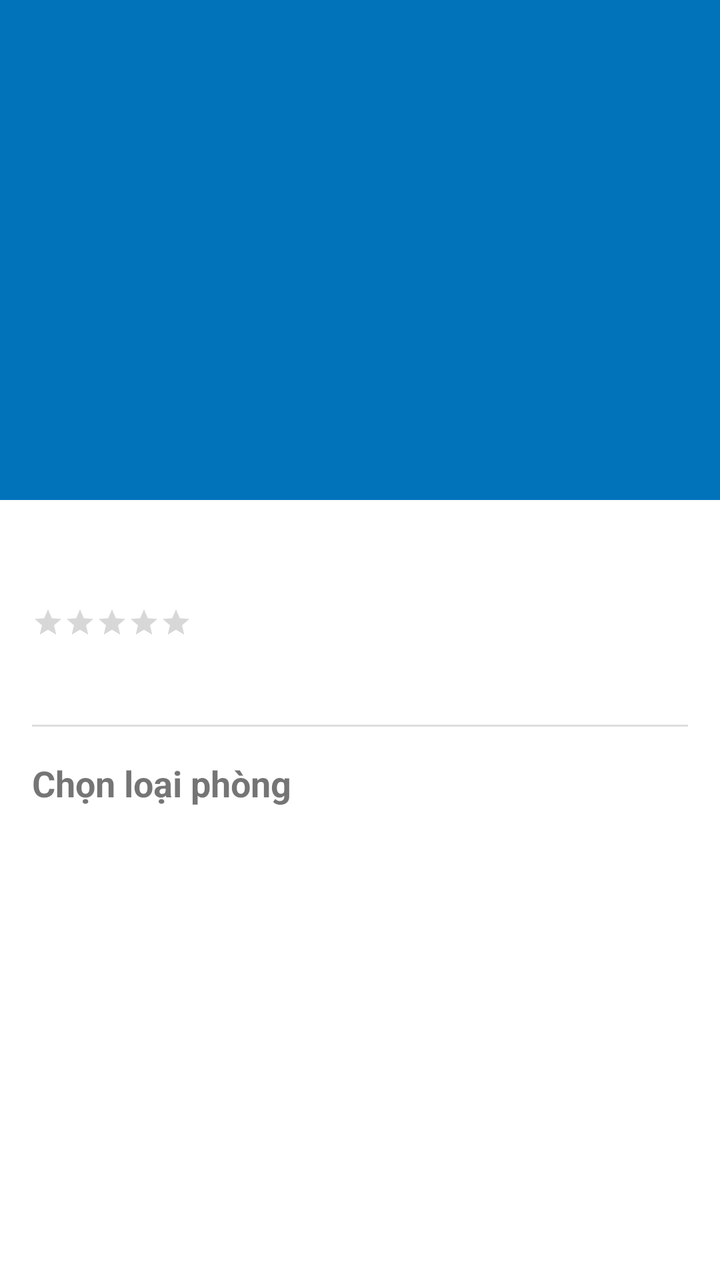
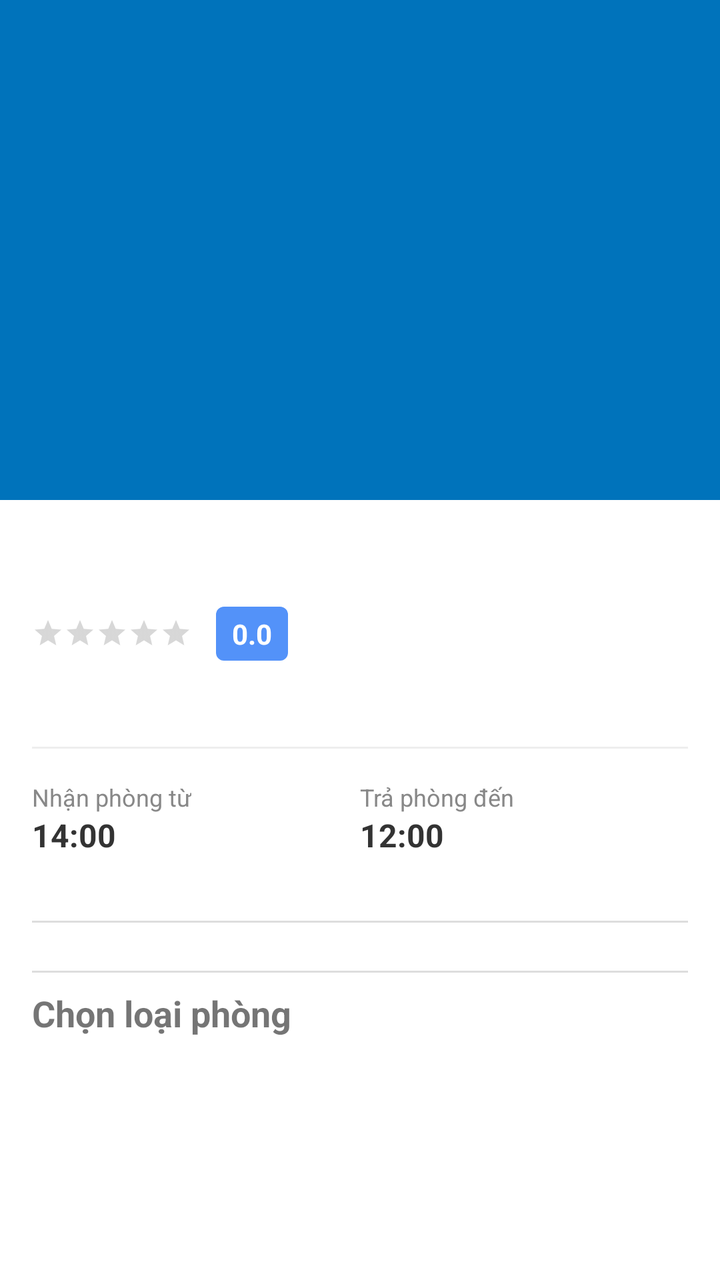

Screens rendered from an Android XML layout before and after an edit, with the pre-edit source and the edit as a unified diff.
<!-- AndroidManifest.xml: application theme Theme.AndroidApp -->
<!-- res/layout/activity_detail.xml -->
<?xml version="1.0" encoding="utf-8"?>
<androidx.coordinatorlayout.widget.CoordinatorLayout
    xmlns:android="http://schemas.android.com/apk/res/android"
    xmlns:app="http://schemas.android.com/apk/res-auto"
    android:layout_width="match_parent"
    android:layout_height="match_parent">

    <com.google.android.material.appbar.AppBarLayout
        android:layout_width="match_parent"
        android:layout_height="250dp"
        android:theme="@style/ThemeOverlay.AppCompat.Dark.ActionBar">

        <com.google.android.material.appbar.CollapsingToolbarLayout
            android:id="@+id/collapsing_toolbar"
            android:layout_width="match_parent"
            android:layout_height="match_parent"
            app:contentScrim="?attr/colorPrimary"
            app:layout_scrollFlags="scroll|exitUntilCollapsed">

            <ImageView
                android:id="@+id/imgHotelDetail"
                android:layout_width="match_parent"
                android:layout_height="match_parent"
                android:scaleType="centerCrop"
                app:layout_collapseMode="parallax" />

            <androidx.appcompat.widget.Toolbar
                android:id="@+id/toolbar"
                android:layout_width="match_parent"
                android:layout_height="?attr/actionBarSize"
                app:layout_collapseMode="pin" />

        </com.google.android.material.appbar.CollapsingToolbarLayout>
    </com.google.android.material.appbar.AppBarLayout>

    <androidx.core.widget.NestedScrollView
        android:layout_width="match_parent"
        android:layout_height="match_parent"
        app:layout_behavior="@string/appbar_scrolling_view_behavior">

        <LinearLayout
            android:layout_width="match_parent"
            android:layout_height="wrap_content"
            android:orientation="vertical"
            android:padding="16dp">

            <TextView
                android:id="@+id/tvDetailName"
                android:layout_width="match_parent"
                android:layout_height="wrap_content"
                android:textSize="22sp"
                android:textStyle="bold"
                android:textColor="@android:color/black"/>

            <RatingBar
                android:id="@+id/detailRatingBar"
                style="?android:attr/ratingBarStyleSmall"
                android:layout_width="wrap_content"
                android:layout_height="wrap_content"
                android:layout_marginTop="8dp"/>

            <TextView
                android:id="@+id/tvDetailAddress"
                android:layout_width="match_parent"
                android:layout_height="wrap_content"
                android:layout_marginTop="8dp"
                android:alpha="0.7"/>

            <View
                android:layout_width="match_parent"
                android:layout_height="1dp"
                android:background="#DDDDDD"
                android:layout_marginVertical="16dp"/>

            <TextView
                android:layout_width="match_parent"
                android:layout_height="wrap_content"
                android:text="Chọn loại phòng"
                android:textSize="18sp"
                android:textStyle="bold"
                android:layout_marginBottom="8dp"/>

            <androidx.recyclerview.widget.RecyclerView
                android:id="@+id/rvRooms"
                android:layout_width="match_parent"
                android:layout_height="wrap_content"
                android:nestedScrollingEnabled="false"/>

        </LinearLayout>
    </androidx.core.widget.NestedScrollView>
</androidx.coordinatorlayout.widget.CoordinatorLayout>
<!-- resources referenced by this layout -->
<resources>
  <style name="Theme.AndroidApp" parent="Theme.MaterialComponents.Light.NoActionBar">
          <item name="colorPrimary">#0073BB</item>
          <item name="colorPrimaryVariant">#005A9E</item>
          <item name="colorOnPrimary">@android:color/white</item>
          <item name="android:statusBarColor">#0073BB</item>
      </style>
</resources>

<!-- the commit's change to res/layout/activity_detail.xml (unified diff, before → after) -->
@@ -52,12 +52,35 @@
                 android:textStyle="bold"
                 android:textColor="@android:color/black"/>
 
-            <RatingBar
-                android:id="@+id/detailRatingBar"
-                style="?android:attr/ratingBarStyleSmall"
+            <LinearLayout
                 android:layout_width="wrap_content"
                 android:layout_height="wrap_content"
-                android:layout_marginTop="8dp"/>
+                android:orientation="horizontal"
+                android:gravity="center_vertical"
+                android:layout_marginTop="8dp">
+
+                <RatingBar
+                    android:id="@+id/detailRatingBar"
+                    style="?android:attr/ratingBarStyleSmall"
+                    android:layout_width="wrap_content"
+                    android:layout_height="wrap_content"
+                    android:numStars="5"
+                    android:rating="0"
+                    android:isIndicator="true"/>
+
+                <TextView
+                    android:id="@+id/tvDetailScore"
+                    android:layout_width="wrap_content"
+                    android:layout_height="wrap_content"
+                    android:layout_marginStart="12dp"
+                    android:background="@drawable/bg_review_score"
+                    android:paddingHorizontal="8dp"
+                    android:paddingVertical="4dp"
+                    android:textColor="@android:color/white"
+                    android:textStyle="bold"
+                    android:textSize="14sp"
+                    android:text="0.0"/>
+            </LinearLayout>
 
             <TextView
                 android:id="@+id/tvDetailAddress"
@@ -69,8 +92,185 @@
             <View
                 android:layout_width="match_parent"
                 android:layout_height="1dp"
-                android:background="#DDDDDD"
+                android:background="#EEEEEE"
                 android:layout_marginVertical="16dp"/>
+
+            
+            <LinearLayout
+                android:layout_width="match_parent"
+                android:layout_height="wrap_content"
+                android:orientation="horizontal"
+                android:layout_marginBottom="16dp">
+
+                <LinearLayout
+                    android:layout_width="0dp"
+                    android:layout_height="wrap_content"
+                    android:layout_weight="1"
+                    android:orientation="vertical">
+                    <TextView
+                        android:layout_width="wrap_content"
+                        android:layout_height="wrap_content"
+                        android:text="Nhận phòng từ"
+                        android:textSize="12sp"
+                        android:textColor="#888888" />
+                    <TextView
+                        android:id="@+id/tvCheckInTime"
+                        android:layout_width="wrap_content"
+                        android:layout_height="wrap_content"
+                        android:text="14:00"
+                        android:textSize="16sp"
+                        android:textStyle="bold"
+                        android:textColor="#333333" />
+                </LinearLayout>
+
+                <LinearLayout
+                    android:layout_width="0dp"
+                    android:layout_height="wrap_content"
+                    android:layout_weight="1"
+                    android:orientation="vertical">
+                    <TextView
+                        android:layout_width="wrap_content"
+                        android:layout_height="wrap_content"
+                        android:text="Trả phòng đến"
+                        android:textSize="12sp"
+                        android:textColor="#888888" />
+                    <TextView
+                        android:id="@+id/tvCheckOutTime"
+                        android:layout_width="wrap_content"
+                        android:layout_height="wrap_content"
+                        android:text="12:00"
+                        android:textSize="16sp"
+                        android:textStyle="bold"
+                        android:textColor="#333333" />
+                </LinearLayout>
+            </LinearLayout>
+
+            <TextView
+                android:id="@+id/tvDetailDescription"
+                android:layout_width="match_parent"
+                android:layout_height="wrap_content"
+                android:layout_marginTop="8dp"
+                android:visibility="gone"
+                android:lineSpacingExtra="4dp" />
+
+            <View
+                android:layout_width="match_parent"
+                android:layout_height="1dp"
+                android:background="#DDDDDD"
+                android:layout_marginVertical="16dp"/>
+
+            
+            <TextView
+                android:id="@+id/tvDemographicsTitle"
+                android:layout_width="match_parent"
+                android:layout_height="wrap_content"
+                android:text="Khách hàng nói gì?"
+                android:textSize="18sp"
+                android:textStyle="bold"
+                android:visibility="gone"/>
+
+            <HorizontalScrollView
+                android:id="@+id/hsvDemographics"
+                android:layout_width="match_parent"
+                android:layout_height="wrap_content"
+                android:scrollbars="none"
+                android:layout_marginTop="12dp"
+                android:layout_marginBottom="16dp"
+                android:visibility="gone">
+                
+                <LinearLayout
+                    android:id="@+id/layoutDemographics"
+                    android:layout_width="wrap_content"
+                    android:layout_height="wrap_content"
+                    android:orientation="horizontal"/>
+            </HorizontalScrollView>
+
+            <View
+                android:id="@+id/dividerDemographics"
+                android:layout_width="match_parent"
+                android:layout_height="1dp"
+                android:background="#DDDDDD"
+                android:layout_marginVertical="8dp"
+                android:visibility="gone"/>
+
+            
+            <TextView
+                android:id="@+id/tvReviewSnippetsTitle"
+                android:layout_width="match_parent"
+                android:layout_height="wrap_content"
+                android:text="Đánh giá nổi bật"
+                android:textSize="18sp"
+                android:textStyle="bold"
+                android:visibility="gone"/>
+
+            <LinearLayout
+                android:id="@+id/layoutReviewSnippets"
+                android:layout_width="match_parent"
+                android:layout_height="wrap_content"
+                android:orientation="vertical"
+                android:layout_marginTop="8dp"
+                android:layout_marginBottom="16dp"
+                android:visibility="gone"/>
+
+            <View
+                android:id="@+id/dividerReviews"
+                android:layout_width="match_parent"
+                android:layout_height="1dp"
+                android:background="#DDDDDD"
+                android:layout_marginVertical="8dp"
+                android:visibility="gone"/>
+
+            
+            <TextView
+                android:id="@+id/tvFeaturesTitle"
+                android:layout_width="match_parent"
+                android:layout_height="wrap_content"
+                android:text="Tiện nghi khách sạn"
+                android:textSize="18sp"
+                android:textStyle="bold"
+                android:visibility="gone"/>
+
+            <LinearLayout
+                android:id="@+id/layoutFeatureGroups"
+                android:layout_width="match_parent"
+                android:layout_height="wrap_content"
+                android:orientation="vertical"
+                android:layout_marginTop="8dp"
+                android:layout_marginBottom="16dp"
+                android:visibility="gone"/>
+
+            <View
+                android:id="@+id/dividerFeatures"
+                android:layout_width="match_parent"
+                android:layout_height="1dp"
+                android:background="#DDDDDD"
+                android:layout_marginVertical="8dp"
+                android:visibility="gone"/>
+
+            
+            <TextView
+                android:id="@+id/tvNearbyTitle"
+                android:layout_width="match_parent"
+                android:layout_height="wrap_content"
+                android:text="Khu vực lân cận"
+                android:textSize="18sp"
+                android:textStyle="bold"
+                android:visibility="gone"/>
+
+            <LinearLayout
+                android:id="@+id/layoutNearbyPlaces"
+                android:layout_width="match_parent"
+                android:layout_height="wrap_content"
+                android:orientation="vertical"
+                android:layout_marginTop="8dp"
+                android:layout_marginBottom="16dp"
+                android:visibility="gone"/>
+
+            <View
+                android:layout_width="match_parent"
+                android:layout_height="1dp"
+                android:background="#DDDDDD"
+                android:layout_marginVertical="8dp"/>
 
             <TextView
                 android:layout_width="match_parent"
@@ -84,7 +284,8 @@
                 android:id="@+id/rvRooms"
                 android:layout_width="match_parent"
                 android:layout_height="wrap_content"
-                android:nestedScrollingEnabled="false"/>
+                android:nestedScrollingEnabled="false"
+                app:layoutManager="androidx.recyclerview.widget.LinearLayoutManager" />
 
         </LinearLayout>
     </androidx.core.widget.NestedScrollView>
<!-- resource entries referenced after the edit -->
@@ -1,5 +1,9 @@
 <!-- resources referenced by this layout -->
 <resources>
+  <!-- drawable bg_review_score (drawable) -->
+  <shape xmlns:android="http://schemas.android.com/apk/res/android">
+      <solid android:color="#5392F9" /> <corners android:radius="4dp" />
+  </shape>
   <style name="Theme.AndroidApp" parent="Theme.MaterialComponents.Light.NoActionBar">
           <item name="colorPrimary">#0073BB</item>
           <item name="colorPrimaryVariant">#005A9E</item>
